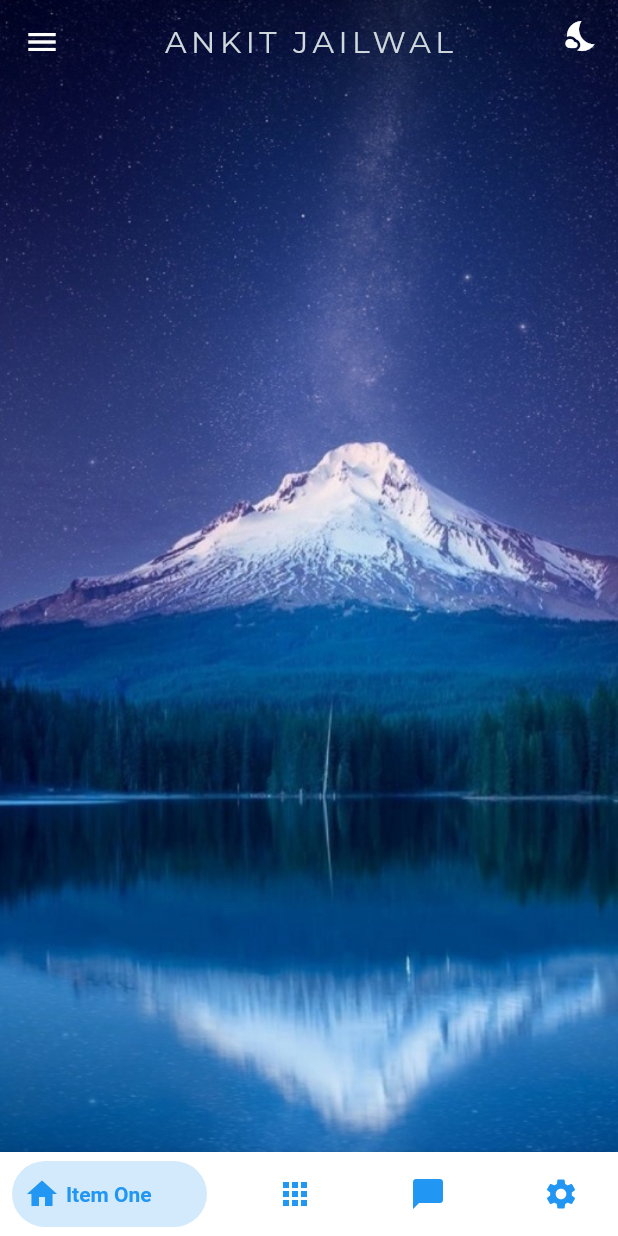
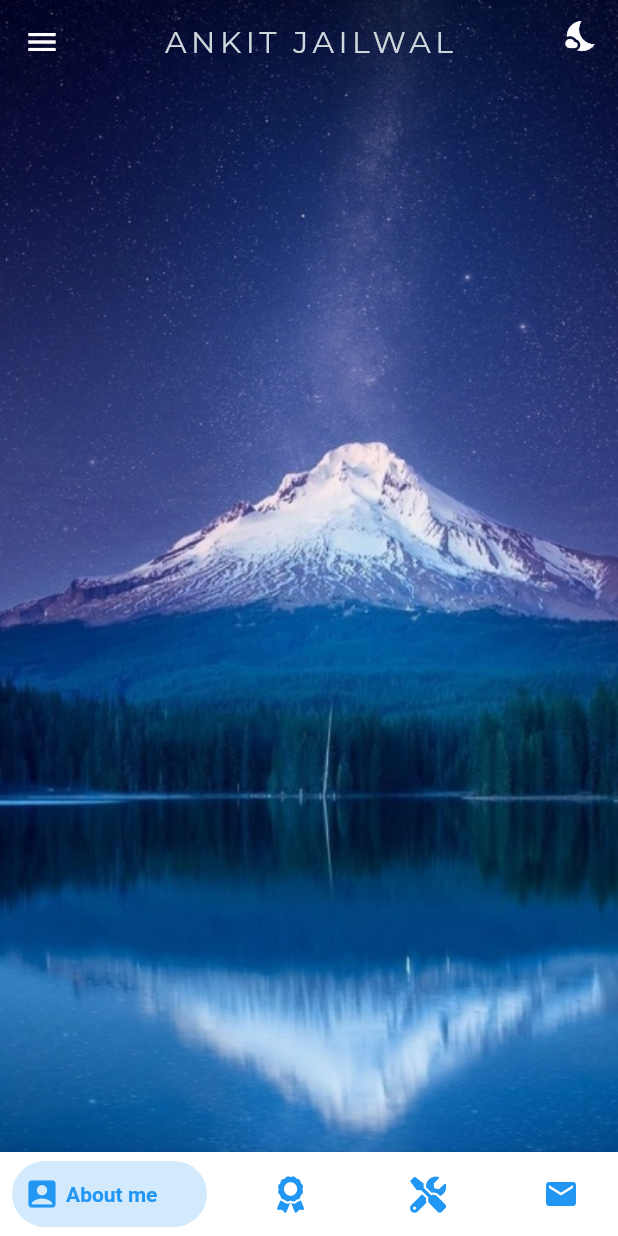
Before and after one commit to Ankit-jailwal/ankitjailwal.com, a Flutter app: the screen it shows after launch, in the side drawer, after a tap on "Sign out", on a phone screen of 412 x 824 dp. Run offline on Flutter 3.47's test engine with Material 2 defaults, Android fonts, the phone set to English and light mode, and no system bars; drawn by our look-alikes of bottom_navy_bar; our stand-ins replace carousel_slider, dynamic_theme, font_awesome_flutter; network calls fail.

Commit message:
Added about section and fixed carousal view

```diff
--- a/lib/config/constants.dart
+++ b/lib/config/constants.dart
@@ -0,0 +1 @@
+String introduction="I am a tech enthusiast who enjoys connecting the dots: be it ideas from different disciplines, people from different teams, or applications from different industries. I have an academic background in B.tech in Computer science and engineering and strong technical skills in App development, IoT, Web development, 3D designing, video editing, and machine learning.Ive taken on various technical, non-technical, and leadership roles, including contributing to 9 technical projects, coordinating many inter-college events, and leading IEEE Student Branch DIT University as design head(2019-2020) and Technical head(2020-present).Im graduating in May 2023 and Im interested in full-time app development, full-stack development, or machine learning roles. Please feel free to get in touch with me via email at jailwalankit@gmail.com.";
--- a/lib/screens/home_page.dart
+++ b/lib/screens/home_page.dart
@@ -1,5 +1,6 @@
 import 'package:bottom_navy_bar/bottom_navy_bar.dart';
 import 'package:dynamic_theme/dynamic_theme.dart';
+import 'package:explore/widgets/about_heading.dart';
 import 'package:explore/widgets/web_scrollbar.dart';
 import 'package:explore/widgets/bottom_bar.dart';
 import 'package:explore/widgets/carousel.dart';
@@ -11,6 +12,7 @@ import 'package:explore/widgets/floating_quick_access_bar.dart';
 import 'package:explore/widgets/responsive.dart';
 import 'package:explore/widgets/top_bar_contents.dart';
 import 'package:flutter/material.dart';
+import 'package:font_awesome_flutter/font_awesome_flutter.dart';
 
 class HomePage extends StatefulWidget {
   static const String route = '/';
@@ -71,20 +73,20 @@ class _HomePageState extends State<HomePage> {
         },
         items: <BottomNavyBarItem>[
           BottomNavyBarItem(
-              title: Text('Item One'),
-              icon: Icon(Icons.home)
+              title: Text('About me'),
+              icon: Icon(Icons.account_box_rounded)
           ),
           BottomNavyBarItem(
-              title: Text('Item Two'),
-              icon: Icon(Icons.apps)
+              title: Text('Awards'),
+              icon: FaIcon(FontAwesomeIcons.award)
           ),
           BottomNavyBarItem(
-              title: Text('Item Three'),
-              icon: Icon(Icons.chat_bubble)
+              title: Text('Projects'),
+              icon: FaIcon(FontAwesomeIcons.tools)
           ),
           BottomNavyBarItem(
-              title: Text('Item Four'),
-              icon: Icon(Icons.settings)
+              title: Text('Contact me'),
+              icon: Icon(Icons.mail)
           ),
         ],
       ):null,
@@ -173,6 +175,8 @@ class _HomePageState extends State<HomePage> {
                       Container(
                         child: Column(
                           children: [
+                            AboutHeading(screenSize: screenSize,
+                            ),
                             FeaturedHeading(
                               screenSize: screenSize,
                             ),
--- /dev/null
+++ b/lib/widgets/about_heading.dart
@@ -0,0 +1,187 @@
+import 'package:explore/config/constants.dart';
+import 'package:explore/widgets/responsive.dart';
+import 'package:flutter/material.dart';
+
+class AboutHeading extends StatelessWidget {
+  const AboutHeading({
+    Key key,
+    this.screenSize,
+  }) : super(key: key);
+
+  final Size screenSize;
+
+  @override
+  Widget build(BuildContext context) {
+    return Padding(
+      padding: EdgeInsets.only(
+        top: screenSize.height * 0.06,
+        left: screenSize.width / 15,
+        right: screenSize.width / 15,
+      ),
+      child: ResponsiveWidget.isSmallScreen(context)
+          ? Column(
+        crossAxisAlignment: CrossAxisAlignment.center,
+        children: [
+          Row(),
+          Text(
+            'ABOUT ME',
+            style: TextStyle(
+              fontSize: 24,
+              fontFamily: 'Montserrat',
+              fontWeight: FontWeight.w600,
+            ),
+          ),
+          SizedBox(height: 5),
+          Text(
+            'Full Stack Android and Web Developer',
+            textAlign: TextAlign.end,
+            style: Theme.of(context).primaryTextTheme.subtitle1,
+          ),
+          SizedBox(height: 10),
+        ],
+      )
+          : Column(
+        crossAxisAlignment: CrossAxisAlignment.center,
+        children: [
+          Row(),
+          Text(
+            'ABOUT ME',
+            style: TextStyle(
+              fontSize: 40,
+              fontFamily: 'Montserrat',
+              fontWeight: FontWeight.w600,
+            ),
+          ),
+          SizedBox(height: 5),
+          Row(
+            mainAxisSize: MainAxisSize.max,
+            mainAxisAlignment: MainAxisAlignment.spaceBetween,
+            children: [
+              Container(
+                width: screenSize.width/2.35,
+                decoration: BoxDecoration(
+                  borderRadius: BorderRadius.circular(8),
+                  color: Theme.of(context).scaffoldBackgroundColor,
+                  boxShadow: [
+                    BoxShadow(
+                      color:Colors.black45,
+                      blurRadius: 10.0,
+                      offset: Offset(0, 2),
+                    ),
+                  ],
+                ),
+                child: Padding(
+                  padding: EdgeInsets.all(15),
+                  child: Column(
+                    crossAxisAlignment: CrossAxisAlignment.center,
+                    children: [
+                      Text(
+                        'INTRODUCTION',
+                        style: TextStyle(
+                          fontSize: 24,
+                          fontFamily: 'Montserrat',
+                          fontWeight: FontWeight.w600,
+                        ),
+                      ),
+                      CircleAvatar(
+                          radius: screenSize.width/20,
+                          child: Image.asset("assets/images/person.png",fit: BoxFit.fill,)),
+                      Padding(
+                        padding: EdgeInsets.only(top: 5,bottom: 10),
+                        child: Text(
+                          introduction,
+                          style: TextStyle(
+                            fontStyle: FontStyle.italic
+                          ),
+                        ),
+                      ),
+                      Row(
+                        children: [
+                          Text("Birthday:",style: TextStyle(fontWeight: FontWeight.w700),),
+                          Text(" 10th March 2002",style: TextStyle(fontWeight: FontWeight.w400),),
+                        ],
+                      ),
+                      Row(
+                        children: [
+                          Text("Freelance:",style: TextStyle(fontWeight: FontWeight.w700),),
+                          Text(" Available",style: TextStyle(fontWeight: FontWeight.w400),),
+                        ],
+                      ),
+                      Row(
+                        children: [
+                          Text("Birthday:",style: TextStyle(fontWeight: FontWeight.w700),),
+                          Text(" 10th March 2002",style: TextStyle(fontWeight: FontWeight.w400),),
+                        ],
+                      ),
+                    ],
+                  ),
+                ),
+              ),
+              Container(
+                width: screenSize.width/2.35,
+                decoration: BoxDecoration(
+                  borderRadius: BorderRadius.circular(8),
+                  color: Theme.of(context).scaffoldBackgroundColor,
+                  boxShadow: [
+                    BoxShadow(
+                      color:Colors.black45,
+                      blurRadius: 10.0,
+                      offset: Offset(0, 2),
+                    ),
+                  ],
+                ),
+                child: Padding(
+                  padding: EdgeInsets.all(15),
+                  child: Column(
+                    crossAxisAlignment: CrossAxisAlignment.center,
+                    children: [
+                      Text(
+                        'INTRODUCTION',
+                        style: TextStyle(
+                          fontSize: 24,
+                          fontFamily: 'Montserrat',
+                          fontWeight: FontWeight.w600,
+                        ),
+                      ),
+                      CircleAvatar(
+                          radius: screenSize.width/20,
+                          child: Image.asset("assets/images/person.png",fit: BoxFit.fill,)),
+                      Padding(
+                        padding: EdgeInsets.only(top: 5,bottom: 10),
+                        child: Text(
+                          introduction,
+                          style: TextStyle(
+                              fontStyle: FontStyle.italic
+                          ),
+                        ),
+                      ),
+                      Row(
+                        children: [
+                          Text("Birthday:",style: TextStyle(fontWeight: FontWeight.w700),),
+                          Text(" 10th March 2002",style: TextStyle(fontWeight: FontWeight.w400),),
+                        ],
+                      ),
+                      Row(
+                        children: [
+                          Text("Freelance:",style: TextStyle(fontWeight: FontWeight.w700),),
+                          Text(" Available",style: TextStyle(fontWeight: FontWeight.w400),),
+                        ],
+                      ),
+                      Row(
+                        children: [
+                          Text("Birthday:",style: TextStyle(fontWeight: FontWeight.w700),),
+                          Text(" 10th March 2002",style: TextStyle(fontWeight: FontWeight.w400),),
+                        ],
+                      ),
+                    ],
+                  ),
+                ),
+              ),
+            ],
+          ),
+          SizedBox(height: 10),
+        ],
+      )
+    );
+  }
+}
--- a/lib/widgets/bottom_bar.dart
+++ b/lib/widgets/bottom_bar.dart
@@ -22,6 +22,7 @@ String git='https://github.com/Ankit-jailwal';
 String lin='https://www.linkedin.com/in/ankit-jailwal-776712173/';
 String fb='https://www.facebook.com/ankit.jailwal.52/';
 String insta='https://www.instagram.com/ankitjailwal/';
+String discord='https://discord.com/channels/Ankitjailwal#4131';
 String add='https://bit.ly/3plqJad';
 
 class BottomBar extends StatelessWidget {
@@ -39,7 +40,7 @@ class BottomBar extends StatelessWidget {
               children: [
                 Center(
                   child: Text(
-                    'Social media:',
+                    'Follow me on:',
                     style: TextStyle(
                       color: Colors.blueGrey[300],
                       fontSize: 16,
@@ -131,7 +132,7 @@ class BottomBar extends StatelessWidget {
                   children: [
                     Center(
                       child: Text(
-                        'Social media:',
+                        'Follow me on:',
                         style: TextStyle(
                           color: Colors.blueGrey[300],
                           fontSize: 16,
@@ -172,6 +173,14 @@ class BottomBar extends StatelessWidget {
                             iconSize: 30,
                             onPressed: () {
                               launchInBrowser(lin);
+                            }),
+                        IconButton(
+                          // Use the FaIcon Widget + FontAwesomeIcons class for the IconData
+                            icon: FaIcon(FontAwesomeIcons.discord),
+                            color: Colors.blueGrey[100],
+                            iconSize: 30,
+                            onPressed: () {
+                              launchInBrowser(discord);
                             }),
                       ],
                     ),
--- a/lib/widgets/carousel.dart
+++ b/lib/widgets/carousel.dart
@@ -49,50 +49,18 @@ class _DestinationCarouselState extends State<DestinationCarousel> {
   List<Widget> generateImageTiles(screenSize) {
     return images
         .map(
-          (element) => ClipRRect(
+          (element) => Stack(
+            alignment: Alignment.center,
+            children: [
+              ClipRRect(
                 borderRadius: BorderRadius.circular(8.0),
                 child: Image.asset(
                   element,
+                  height: 580,
                   fit: BoxFit.cover,
                 ),
               ),
-        )
-        .toList();
-  }
-
-  @override
-  Widget build(BuildContext context) {
-    var screenSize = MediaQuery.of(context).size;
-    var imageSliders = generateImageTiles(screenSize);
-
-    return Stack(
-      children: [
-        CarouselSlider(
-          items: imageSliders,
-          options: CarouselOptions(
-              scrollPhysics: ResponsiveWidget.isSmallScreen(context)
-                  ? PageScrollPhysics()
-                  : NeverScrollableScrollPhysics(),
-              enlargeCenterPage: true,
-              aspectRatio: 18 / 8,
-              autoPlay: true,
-              onPageChanged: (index, reason) {
-                setState(() {
-                  _current = index;
-                  for (int i = 0; i < imageSliders.length; i++) {
-                    if (i == index) {
-                      _isSelected[i] = true;
-                    } else {
-                      _isSelected[i] = false;
-                    }
-                  }
-                });
-              }),
-          carouselController: _controller,
-        ),
-        AspectRatio(
-          aspectRatio: 18 / 8,
-          child: Column(
+              Column(
                 mainAxisAlignment: MainAxisAlignment.center,
                 children: [
                   Center(
@@ -135,19 +103,55 @@ class _DestinationCarouselState extends State<DestinationCarousel> {
                   )
                 ],
               ),
+            ],
           ),
+        )
+        .toList();
+  }
+
+  @override
+  Widget build(BuildContext context) {
+    var screenSize = MediaQuery.of(context).size;
+    var imageSliders = generateImageTiles(screenSize);
+
+    return Stack(
+      children: [
+        CarouselSlider(
+          items: imageSliders,
+          options: CarouselOptions(
+              scrollPhysics: ResponsiveWidget.isSmallScreen(context)
+                  ? PageScrollPhysics()
+                  : NeverScrollableScrollPhysics(),
+              enlargeCenterPage: true,
+              aspectRatio: 18 / 6,
+              autoPlay: true,
+              onPageChanged: (index, reason) {
+                setState(() {
+                  _current = index;
+                  for (int i = 0; i < imageSliders.length; i++) {
+                    if (i == index) {
+                      _isSelected[i] = true;
+                    } else {
+                      _isSelected[i] = false;
+                    }
+                  }
+                });
+              }),
+          carouselController: _controller,
+        ),
+
         ResponsiveWidget.isSmallScreen(context)
             ? Container()
             : AspectRatio(
-                aspectRatio: 17 / 8,
+                aspectRatio: 17 / 6.4,
                 child: Center(
                   heightFactor: 1,
                   child: Align(
                     alignment: Alignment.bottomCenter,
                     child: Padding(
                       padding: EdgeInsets.only(
-                        left: screenSize.width / 8,
-                        right: screenSize.width / 8,
+                        left: screenSize.width / 6,
+                        right: screenSize.width / 6,
                       ),
                       child: Card(
                         elevation: 5,
--- a/lib/widgets/destination_heading.dart
+++ b/lib/widgets/destination_heading.dart
@@ -14,18 +14,18 @@ class DestinationHeading extends StatelessWidget {
     return ResponsiveWidget.isSmallScreen(context)
         ? Container(
             padding: EdgeInsets.only(
-              top: screenSize.height / 20,
-              bottom: screenSize.height / 20,
+              top: screenSize.height / 22,
+              bottom: screenSize.height / 22,
             ),
             width: screenSize.width,
             // color: Colors.black,
             child: Text(
-              'Recent Projects',
+              'RECENT PROJECTS',
               textAlign: TextAlign.center,
               style: TextStyle(
                 fontSize: 24,
                 fontFamily: 'Montserrat',
-                fontWeight: FontWeight.bold,
+                fontWeight: FontWeight.w600,
               ),
             ),
           )
@@ -37,12 +37,12 @@ class DestinationHeading extends StatelessWidget {
             width: screenSize.width,
             // color: Colors.black,
             child: Text(
-              'Recent Projects',
+              'RECENT PROJECTS',
               textAlign: TextAlign.center,
               style: TextStyle(
                 fontSize: 40,
                 fontFamily: 'Montserrat',
-                fontWeight: FontWeight.bold,
+                fontWeight: FontWeight.w600,
               ),
             ),
           );
```
Also changed, not shown: assets/images/person.png (added), lib/widgets/about.dart (added). Lines whose indentation alone changed are shown as unchanged.
